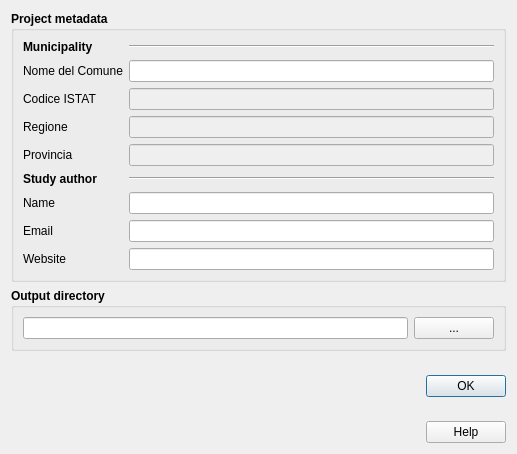
Before: the Qt Designer form tb_nuovo_progetto.ui in CNR-IGAG/mzs-tools, drawn with Qt 5.
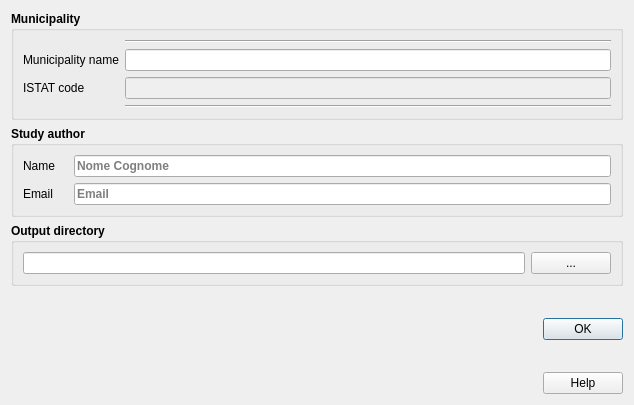
After: the same form once the commit is applied. Icons and pictures are not drawn.

Commit message: - streamline new project tool - add metadata editor tool - fix info tool

```diff
--- a/tb_nuovo_progetto.ui
+++ b/tb_nuovo_progetto.ui
@@ -6,19 +6,19 @@
    <rect>
     <x>0</x>
     <y>0</y>
-    <width>517</width>
-    <height>454</height>
+    <width>634</width>
+    <height>405</height>
    </rect>
   </property>
   <property name="sizePolicy">
-   <sizepolicy hsizetype="Preferred" vsizetype="Minimum">
+   <sizepolicy hsizetype="Preferred" vsizetype="Preferred">
     <horstretch>0</horstretch>
     <verstretch>0</verstretch>
    </sizepolicy>
   </property>
   <property name="minimumSize">
    <size>
-    <width>517</width>
+    <width>634</width>
     <height>0</height>
    </size>
   </property>
@@ -47,170 +47,20 @@
       </font>
      </property>
      <property name="title">
-      <string>Project metadata</string>
+      <string>Municipality</string>
      </property>
      <layout class="QGridLayout" name="gridLayout_2">
-      <item row="1" column="1">
-       <widget class="QLineEdit" name="comuneField"/>
-      </item>
-      <item row="7" column="1">
-       <widget class="QLineEdit" name="email_prof">
-        <property name="toolTip">
-         <string/>
-        </property>
-       </widget>
-      </item>
-      <item row="6" column="0">
-       <widget class="QLabel" name="label_3">
-        <property name="font">
-         <font>
-          <weight>50</weight>
-          <bold>false</bold>
-         </font>
-        </property>
-        <property name="text">
-         <string>Name </string>
-        </property>
-       </widget>
-      </item>
-      <item row="6" column="1">
-       <widget class="QLineEdit" name="professionista">
-        <property name="enabled">
-         <bool>true</bool>
-        </property>
-        <property name="toolTip">
-         <string/>
-        </property>
-        <property name="placeholderText">
-         <string/>
-        </property>
-       </widget>
-      </item>
-      <item row="8" column="1">
-       <widget class="QLineEdit" name="sito_prof">
-        <property name="toolTip">
-         <string/>
-        </property>
-       </widget>
-      </item>
-      <item row="0" column="0">
-       <widget class="QLabel" name="label_17">
-        <property name="font">
-         <font>
-          <weight>75</weight>
-          <bold>true</bold>
-         </font>
-        </property>
-        <property name="text">
-         <string>Municipality</string>
-        </property>
-       </widget>
-      </item>
       <item row="3" column="1">
-       <widget class="QLineEdit" name="lineEditRegione">
-        <property name="enabled">
-         <bool>false</bool>
-        </property>
-       </widget>
-      </item>
-      <item row="5" column="1">
        <widget class="Line" name="line_3">
         <property name="orientation">
          <enum>Qt::Horizontal</enum>
         </property>
        </widget>
       </item>
-      <item row="8" column="0">
-       <widget class="QLabel" name="label_14">
-        <property name="sizePolicy">
-         <sizepolicy hsizetype="Minimum" vsizetype="Preferred">
-          <horstretch>0</horstretch>
-          <verstretch>0</verstretch>
-         </sizepolicy>
-        </property>
-        <property name="minimumSize">
-         <size>
-          <width>45</width>
-          <height>0</height>
-         </size>
-        </property>
-        <property name="font">
-         <font>
-          <weight>50</weight>
-          <bold>false</bold>
-         </font>
-        </property>
-        <property name="text">
-         <string>Website</string>
-        </property>
-       </widget>
-      </item>
-      <item row="2" column="1">
-       <layout class="QHBoxLayout" name="horizontalLayout_2">
-        <item>
-         <widget class="QLineEdit" name="cod_istat">
-          <property name="enabled">
-           <bool>false</bool>
-          </property>
-         </widget>
-        </item>
-       </layout>
-      </item>
-      <item row="7" column="0">
-       <widget class="QLabel" name="label_13">
-        <property name="sizePolicy">
-         <sizepolicy hsizetype="Minimum" vsizetype="Preferred">
-          <horstretch>0</horstretch>
-          <verstretch>0</verstretch>
-         </sizepolicy>
-        </property>
-        <property name="minimumSize">
-         <size>
-          <width>45</width>
-          <height>0</height>
-         </size>
-        </property>
-        <property name="font">
-         <font>
-          <weight>50</weight>
-          <bold>false</bold>
-         </font>
-        </property>
-        <property name="text">
-         <string>Email</string>
-        </property>
-       </widget>
-      </item>
-      <item row="5" column="0">
-       <widget class="QLabel" name="label_18">
-        <property name="text">
-         <string>&lt;html&gt;&lt;head/&gt;&lt;body&gt;&lt;p&gt;Study author&lt;/p&gt;&lt;/body&gt;&lt;/html&gt;</string>
-        </property>
-       </widget>
-      </item>
-      <item row="1" column="0">
-       <widget class="QLabel" name="label">
-        <property name="font">
-         <font>
-          <weight>50</weight>
-          <bold>false</bold>
-         </font>
-        </property>
-        <property name="text">
-         <string>Nome del Comune</string>
-        </property>
-       </widget>
-      </item>
-      <item row="3" column="0">
-       <widget class="QLabel" name="label_4">
-        <property name="font">
-         <font>
-          <weight>50</weight>
-          <bold>false</bold>
-         </font>
-        </property>
-        <property name="text">
-         <string>Regione</string>
+      <item row="1" column="1">
+       <widget class="QLineEdit" name="comuneField">
+        <property name="toolTip">
+         <string>Start typing the name of the municipality and select a result from the list</string>
         </property>
        </widget>
       </item>
@@ -230,19 +80,19 @@
          </font>
         </property>
         <property name="text">
-         <string>Codice ISTAT</string>
+         <string>ISTAT code</string>
         </property>
        </widget>
       </item>
-      <item row="4" column="1">
-       <widget class="QLineEdit" name="lineEdit">
+      <item row="2" column="1">
+       <widget class="QLineEdit" name="cod_istat">
         <property name="enabled">
          <bool>false</bool>
         </property>
        </widget>
       </item>
-      <item row="4" column="0">
-       <widget class="QLabel" name="label_5">
+      <item row="1" column="0">
+       <widget class="QLabel" name="label">
         <property name="font">
          <font>
           <weight>50</weight>
@@ -250,7 +100,83 @@
          </font>
         </property>
         <property name="text">
-         <string>Provincia</string>
+         <string>Municipality name</string>
+        </property>
+       </widget>
+      </item>
+     </layout>
+    </widget>
+   </item>
+   <item>
+    <widget class="QGroupBox" name="groupBox_3">
+     <property name="font">
+      <font>
+       <weight>75</weight>
+       <bold>true</bold>
+      </font>
+     </property>
+     <property name="title">
+      <string>Study author</string>
+     </property>
+     <layout class="QGridLayout" name="gridLayout">
+      <item row="0" column="1">
+       <widget class="QLineEdit" name="professionista">
+        <property name="enabled">
+         <bool>true</bool>
+        </property>
+        <property name="toolTip">
+         <string/>
+        </property>
+        <property name="placeholderText">
+         <string>Nome Cognome</string>
+        </property>
+       </widget>
+      </item>
+      <item row="0" column="0">
+       <widget class="QLabel" name="label_3">
+        <property name="font">
+         <font>
+          <weight>50</weight>
+          <bold>false</bold>
+         </font>
+        </property>
+        <property name="text">
+         <string>Name </string>
+        </property>
+       </widget>
+      </item>
+      <item row="1" column="0">
+       <widget class="QLabel" name="label_13">
+        <property name="sizePolicy">
+         <sizepolicy hsizetype="Minimum" vsizetype="Preferred">
+          <horstretch>0</horstretch>
+          <verstretch>0</verstretch>
+         </sizepolicy>
+        </property>
+        <property name="minimumSize">
+         <size>
+          <width>45</width>
+          <height>0</height>
+         </size>
+        </property>
+        <property name="font">
+         <font>
+          <weight>50</weight>
+          <bold>false</bold>
+         </font>
+        </property>
+        <property name="text">
+         <string>Email</string>
+        </property>
+       </widget>
+      </item>
+      <item row="1" column="1">
+       <widget class="QLineEdit" name="email_prof">
+        <property name="toolTip">
+         <string/>
+        </property>
+        <property name="placeholderText">
+         <string>Email</string>
         </property>
        </widget>
       </item>
@@ -259,6 +185,12 @@
    </item>
    <item>
     <widget class="QGroupBox" name="groupBox">
+     <property name="sizePolicy">
+      <sizepolicy hsizetype="Preferred" vsizetype="Preferred">
+       <horstretch>0</horstretch>
+       <verstretch>0</verstretch>
+      </sizepolicy>
+     </property>
      <property name="font">
       <font>
        <weight>75</weight>
@@ -304,6 +236,9 @@
    </item>
    <item>
     <layout class="QHBoxLayout" name="horizontalLayout_4" stretch="0,0,0,0">
+     <property name="sizeConstraint">
+      <enum>QLayout::SetDefaultConstraint</enum>
+     </property>
      <item>
       <widget class="QLabel" name="label_25">
        <property name="maximumSize">
@@ -357,6 +292,9 @@
      </item>
      <item>
       <layout class="QVBoxLayout" name="verticalLayout_2">
+       <property name="sizeConstraint">
+        <enum>QLayout::SetDefaultConstraint</enum>
+       </property>
        <item>
         <widget class="QDialogButtonBox" name="button_box">
          <property name="sizePolicy">
```
Left out of the diff: 7 changed lines with no effect on the pictures. The commit also changes 12 other files.
